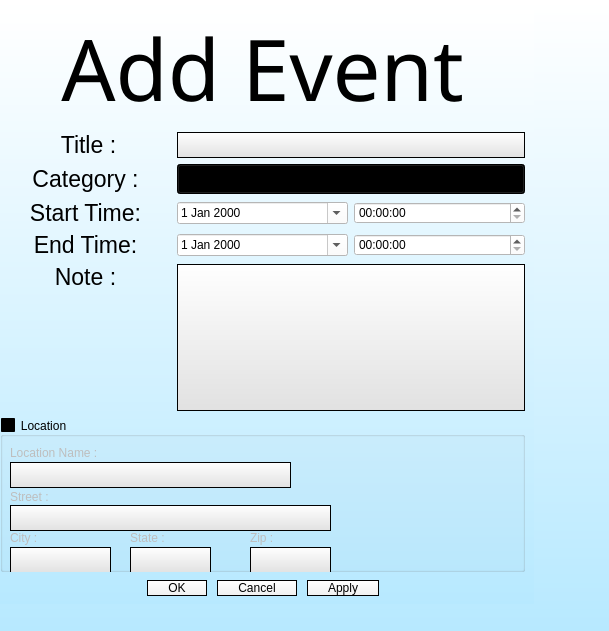
Before: the Qt Designer form Calendar/addeventbutton.ui in oscarl1127/CSUSM_CS441_Project, drawn with Qt 5.
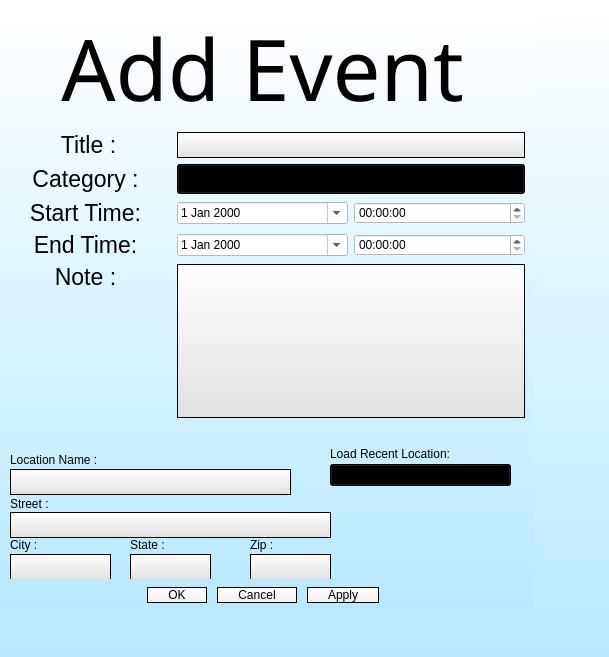
After: the same form once the commit is applied.

What changed in the file:
```diff
--- a/Calendar/addeventbutton.ui
+++ b/Calendar/addeventbutton.ui
@@ -7,7 +7,7 @@
     <x>0</x>
     <y>0</y>
     <width>609</width>
-    <height>631</height>
+    <height>657</height>
    </rect>
   </property>
   <property name="windowTitle">
@@ -22,7 +22,7 @@
      <x>0</x>
      <y>10</y>
      <width>534</width>
-     <height>594</height>
+     <height>601</height>
     </rect>
    </property>
    <layout class="QGridLayout" name="gridLayout" rowminimumheight="60,24,0,0,0,0,155,0">
@@ -168,203 +168,6 @@
       </property>
      </widget>
     </item>
-    <item row="6" column="0" colspan="3">
-     <widget class="QGroupBox" name="HaveLocationCheckBox">
-      <property name="styleSheet">
-       <string notr="true">background-color: qlineargradient(spread:pad, x1:0, y1:1, x2:1, y2:0, stop:0.458128 rgba(32, 131, 174, 0));</string>
-      </property>
-      <property name="title">
-       <string>Location</string>
-      </property>
-      <property name="checkable">
-       <bool>true</bool>
-      </property>
-      <property name="checked">
-       <bool>false</bool>
-      </property>
-      <widget class="QTextEdit" name="Zip_Box">
-       <property name="geometry">
-        <rect>
-         <x>250</x>
-         <y>130</y>
-         <width>81</width>
-         <height>26</height>
-        </rect>
-       </property>
-       <property name="minimumSize">
-        <size>
-         <width>0</width>
-         <height>26</height>
-        </size>
-       </property>
-       <property name="styleSheet">
-        <string notr="true">background-color: qlineargradient(spread:reflect, x1:0, y1:1, x2:0, y2:0, stop:0 rgba(225, 225, 225, 255), stop:1 rgba(255, 255, 255, 255))</string>
-       </property>
-       <property name="documentTitle">
-        <string/>
-       </property>
-       <property name="placeholderText">
-        <string/>
-       </property>
-      </widget>
-      <widget class="QLabel" name="label_6">
-       <property name="geometry">
-        <rect>
-         <x>10</x>
-         <y>20</y>
-         <width>121</width>
-         <height>31</height>
-        </rect>
-       </property>
-       <property name="styleSheet">
-        <string notr="true">background-color: qlineargradient(spread:pad, x1:0, y1:1, x2:1, y2:0, stop:0.458128 rgba(32, 131, 174, 0));</string>
-       </property>
-       <property name="text">
-        <string>Location Name :</string>
-       </property>
-      </widget>
-      <widget class="QTextEdit" name="Stste_Box">
-       <property name="geometry">
-        <rect>
-         <x>130</x>
-         <y>130</y>
-         <width>81</width>
-         <height>26</height>
-        </rect>
-       </property>
-       <property name="minimumSize">
-        <size>
-         <width>0</width>
-         <height>26</height>
-        </size>
-       </property>
-       <property name="styleSheet">
-        <string notr="true">background-color: qlineargradient(spread:reflect, x1:0, y1:1, x2:0, y2:0, stop:0 rgba(225, 225, 225, 255), stop:1 rgba(255, 255, 255, 255))</string>
-       </property>
-      </widget>
-      <widget class="QLabel" name="label_8">
-       <property name="geometry">
-        <rect>
-         <x>10</x>
-         <y>113</y>
-         <width>61</width>
-         <height>16</height>
-        </rect>
-       </property>
-       <property name="styleSheet">
-        <string notr="true">background-color: qlineargradient(spread:pad, x1:0, y1:1, x2:1, y2:0, stop:0.458128 rgba(32, 131, 174, 0));</string>
-       </property>
-       <property name="text">
-        <string>City :</string>
-       </property>
-      </widget>
-      <widget class="QTextEdit" name="City_Box">
-       <property name="geometry">
-        <rect>
-         <x>10</x>
-         <y>130</y>
-         <width>101</width>
-         <height>26</height>
-        </rect>
-       </property>
-       <property name="minimumSize">
-        <size>
-         <width>0</width>
-         <height>26</height>
-        </size>
-       </property>
-       <property name="styleSheet">
-        <string notr="true">background-color: qlineargradient(spread:reflect, x1:0, y1:1, x2:0, y2:0, stop:0 rgba(225, 225, 225, 255), stop:1 rgba(255, 255, 255, 255))</string>
-       </property>
-      </widget>
-      <widget class="QLabel" name="label_9">
-       <property name="geometry">
-        <rect>
-         <x>130</x>
-         <y>113</y>
-         <width>60</width>
-         <height>16</height>
-        </rect>
-       </property>
-       <property name="styleSheet">
-        <string notr="true">background-color: qlineargradient(spread:pad, x1:0, y1:1, x2:1, y2:0, stop:0.458128 rgba(32, 131, 174, 0));</string>
-       </property>
-       <property name="text">
-        <string>State :</string>
-       </property>
-      </widget>
-      <widget class="QLabel" name="label_7">
-       <property name="geometry">
-        <rect>
-         <x>10</x>
-         <y>70</y>
-         <width>111</width>
-         <height>20</height>
-        </rect>
-       </property>
-       <property name="styleSheet">
-        <string notr="true">background-color: qlineargradient(spread:pad, x1:0, y1:1, x2:1, y2:0, stop:0.458128 rgba(32, 131, 174, 0));</string>
-       </property>
-       <property name="text">
-        <string>Street :</string>
-       </property>
-      </widget>
-      <widget class="QTextEdit" name="Street_Box">
-       <property name="geometry">
-        <rect>
-         <x>10</x>
-         <y>88</y>
-         <width>321</width>
-         <height>26</height>
-        </rect>
-       </property>
-       <property name="minimumSize">
-        <size>
-         <width>0</width>
-         <height>26</height>
-        </size>
-       </property>
-       <property name="styleSheet">
-        <string notr="true">background-color: qlineargradient(spread:reflect, x1:0, y1:1, x2:0, y2:0, stop:0 rgba(225, 225, 225, 255), stop:1 rgba(255, 255, 255, 255))</string>
-       </property>
-      </widget>
-      <widget class="QLabel" name="label_10">
-       <property name="geometry">
-        <rect>
-         <x>250</x>
-         <y>113</y>
-         <width>60</width>
-         <height>16</height>
-        </rect>
-       </property>
-       <property name="styleSheet">
-        <string notr="true">background-color: qlineargradient(spread:pad, x1:0, y1:1, x2:1, y2:0, stop:0.458128 rgba(32, 131, 174, 0));</string>
-       </property>
-       <property name="text">
-        <string>Zip :</string>
-       </property>
-      </widget>
-      <widget class="QTextEdit" name="Location_Box">
-       <property name="geometry">
-        <rect>
-         <x>10</x>
-         <y>45</y>
-         <width>281</width>
-         <height>26</height>
-        </rect>
-       </property>
-       <property name="minimumSize">
-        <size>
-         <width>0</width>
-         <height>26</height>
-        </size>
-       </property>
-       <property name="styleSheet">
-        <string notr="true">background-color: qlineargradient(spread:reflect, x1:0, y1:1, x2:0, y2:0, stop:0 rgba(225, 225, 225, 255), stop:1 rgba(255, 255, 255, 255))</string>
-       </property>
-      </widget>
-     </widget>
-    </item>
     <item row="2" column="1" colspan="2">
      <widget class="QComboBox" name="Category_Box">
       <property name="minimumSize">
@@ -504,6 +307,220 @@
       </property>
      </widget>
     </item>
+    <item row="6" column="0" colspan="3">
+     <widget class="QWidget" name="HaveLocationCheckBox" native="true">
+      <property name="styleSheet">
+       <string notr="true">background-color: qlineargradient(spread:pad, x1:0, y1:1, x2:1, y2:0, stop:0.458128 rgba(32, 131, 174, 0));</string>
+      </property>
+      <widget class="QTextEdit" name="Zip_Box">
+       <property name="geometry">
+        <rect>
+         <x>250</x>
+         <y>130</y>
+         <width>81</width>
+         <height>26</height>
+        </rect>
+       </property>
+       <property name="minimumSize">
+        <size>
+         <width>0</width>
+         <height>26</height>
+        </size>
+       </property>
+       <property name="styleSheet">
+        <string notr="true">background-color: qlineargradient(spread:reflect, x1:0, y1:1, x2:0, y2:0, stop:0 rgba(225, 225, 225, 255), stop:1 rgba(255, 255, 255, 255))</string>
+       </property>
+       <property name="documentTitle">
+        <string/>
+       </property>
+       <property name="placeholderText">
+        <string/>
+       </property>
+      </widget>
+      <widget class="QLabel" name="label_6">
+       <property name="geometry">
+        <rect>
+         <x>10</x>
+         <y>20</y>
+         <width>121</width>
+         <height>31</height>
+        </rect>
+       </property>
+       <property name="styleSheet">
+        <string notr="true">background-color: qlineargradient(spread:pad, x1:0, y1:1, x2:1, y2:0, stop:0.458128 rgba(32, 131, 174, 0));</string>
+       </property>
+       <property name="text">
+        <string>Location Name :</string>
+       </property>
+      </widget>
+      <widget class="QTextEdit" name="Stste_Box">
+       <property name="geometry">
+        <rect>
+         <x>130</x>
+         <y>130</y>
+         <width>81</width>
+         <height>26</height>
+        </rect>
+       </property>
+       <property name="minimumSize">
+        <size>
+         <width>0</width>
+         <height>26</height>
+        </size>
+       </property>
+       <property name="styleSheet">
+        <string notr="true">background-color: qlineargradient(spread:reflect, x1:0, y1:1, x2:0, y2:0, stop:0 rgba(225, 225, 225, 255), stop:1 rgba(255, 255, 255, 255))</string>
+       </property>
+      </widget>
+      <widget class="QLabel" name="label_8">
+       <property name="geometry">
+        <rect>
+         <x>10</x>
+         <y>113</y>
+         <width>61</width>
+         <height>16</height>
+        </rect>
+       </property>
+       <property name="styleSheet">
+        <string notr="true">background-color: qlineargradient(spread:pad, x1:0, y1:1, x2:1, y2:0, stop:0.458128 rgba(32, 131, 174, 0));</string>
+       </property>
+       <property name="text">
+        <string>City :</string>
+       </property>
+      </widget>
+      <widget class="QTextEdit" name="City_Box">
+       <property name="geometry">
+        <rect>
+         <x>10</x>
+         <y>130</y>
+         <width>101</width>
+         <height>26</height>
+        </rect>
+       </property>
+       <property name="minimumSize">
+        <size>
+         <width>0</width>
+         <height>26</height>
+        </size>
+       </property>
+       <property name="styleSheet">
+        <string notr="true">background-color: qlineargradient(spread:reflect, x1:0, y1:1, x2:0, y2:0, stop:0 rgba(225, 225, 225, 255), stop:1 rgba(255, 255, 255, 255))</string>
+       </property>
+      </widget>
+      <widget class="QLabel" name="label_9">
+       <property name="geometry">
+        <rect>
+         <x>130</x>
+         <y>113</y>
+         <width>60</width>
+         <height>16</height>
+        </rect>
+       </property>
+       <property name="styleSheet">
+        <string notr="true">background-color: qlineargradient(spread:pad, x1:0, y1:1, x2:1, y2:0, stop:0.458128 rgba(32, 131, 174, 0));</string>
+       </property>
+       <property name="text">
+        <string>State :</string>
+       </property>
+      </widget>
+      <widget class="QLabel" name="label_7">
+       <property name="geometry">
+        <rect>
+         <x>10</x>
+         <y>70</y>
+         <width>111</width>
+         <height>20</height>
+        </rect>
+       </property>
+       <property name="styleSheet">
+        <string notr="true">background-color: qlineargradient(spread:pad, x1:0, y1:1, x2:1, y2:0, stop:0.458128 rgba(32, 131, 174, 0));</string>
+       </property>
+       <property name="text">
+        <string>Street :</string>
+       </property>
+      </widget>
+      <widget class="QTextEdit" name="Street_Box">
+       <property name="geometry">
+        <rect>
+         <x>10</x>
+         <y>88</y>
+         <width>321</width>
+         <height>26</height>
+        </rect>
+       </property>
+       <property name="minimumSize">
+        <size>
+         <width>0</width>
+         <height>26</height>
+        </size>
+       </property>
+       <property name="styleSheet">
+        <string notr="true">background-color: qlineargradient(spread:reflect, x1:0, y1:1, x2:0, y2:0, stop:0 rgba(225, 225, 225, 255), stop:1 rgba(255, 255, 255, 255))</string>
+       </property>
+      </widget>
+      <widget class="QLabel" name="label_10">
+       <property name="geometry">
+        <rect>
+         <x>250</x>
+         <y>113</y>
+         <width>60</width>
+         <height>16</height>
+        </rect>
+       </property>
+       <property name="styleSheet">
+        <string notr="true">background-color: qlineargradient(spread:pad, x1:0, y1:1, x2:1, y2:0, stop:0.458128 rgba(32, 131, 174, 0));</string>
+       </property>
+       <property name="text">
+        <string>Zip :</string>
+       </property>
+      </widget>
+      <widget class="QTextEdit" name="Location_Box">
+       <property name="geometry">
+        <rect>
+         <x>10</x>
+         <y>45</y>
+         <width>281</width>
+         <height>26</height>
+        </rect>
+       </property>
+       <property name="minimumSize">
+        <size>
+         <width>0</width>
+         <height>26</height>
+        </size>
+       </property>
+       <property name="styleSheet">
+        <string notr="true">background-color: qlineargradient(spread:reflect, x1:0, y1:1, x2:0, y2:0, stop:0 rgba(225, 225, 225, 255), stop:1 rgba(255, 255, 255, 255))</string>
+       </property>
+      </widget>
+      <widget class="QComboBox" name="comboBox">
+       <property name="geometry">
+        <rect>
+         <x>330</x>
+         <y>40</y>
+         <width>181</width>
+         <height>22</height>
+        </rect>
+       </property>
+       <property name="styleSheet">
+        <string notr="true">background-color: qlineargradient(spread:reflect, x1:0, y1:1, x2:0, y2:0, stop:0 rgba(240, 240, 240, 255), stop:1 rgba(255, 255, 255, 255));</string>
+       </property>
+      </widget>
+      <widget class="QLabel" name="label_11">
+       <property name="geometry">
+        <rect>
+         <x>330</x>
+         <y>20</y>
+         <width>201</width>
+         <height>20</height>
+        </rect>
+       </property>
+       <property name="text">
+        <string>Load Recent Location:</string>
+       </property>
+      </widget>
+     </widget>
+    </item>
    </layout>
   </widget>
  </widget>
```
